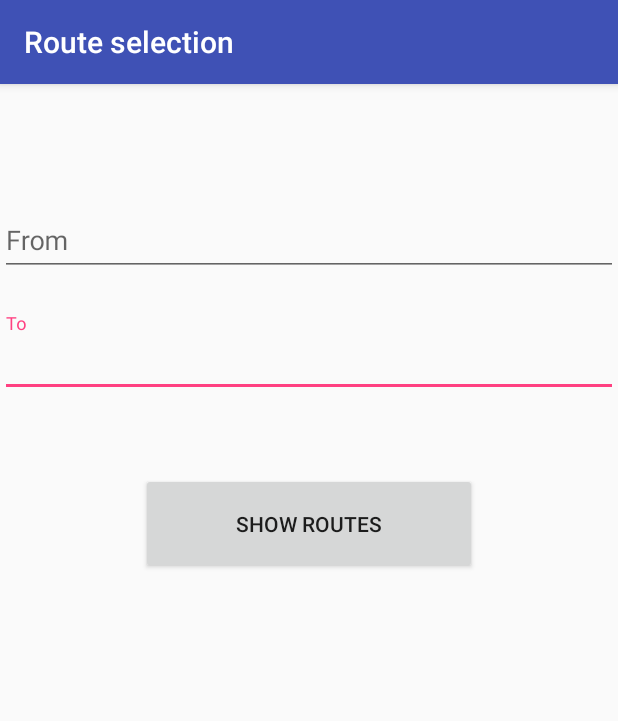
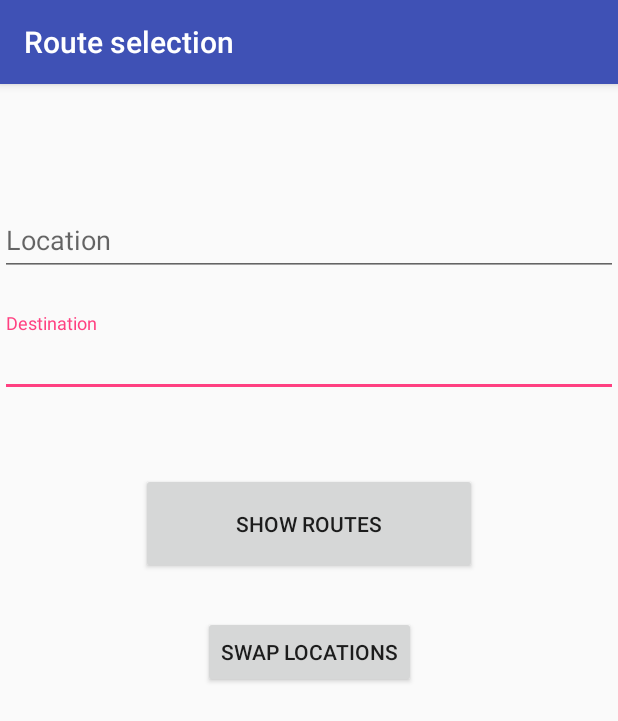
Before and after one commit to hazzus/AndroidCourse, an Android app: the RouteActivity screen opened directly, with no data from a screen before it, on a phone screen of 412 x 824 dp. Shown: the top 721 px of the screen. Run offline under Robolectric (Android 15) with nearby library versions, the phone set to English and light mode, and no system bars.

Commit message:
Add swap for RouteActivity and passing arguments in route building

```diff
--- a/app/src/main/res/layout/activity_route_view.xml
+++ b/app/src/main/res/layout/activity_route_view.xml
@@ -53,6 +53,19 @@
             app:layout_constraintStart_toStartOf="parent"
             app:layout_constraintTop_toTopOf="parent"
             app:layout_constraintVertical_bias="0.37" />
+
+        <Button
+            android:id="@+id/button"
+            android:layout_width="wrap_content"
+            android:layout_height="wrap_content"
+            android:text="@string/button_swap"
+            android:onClick="swapRoutes"
+            app:layout_constraintBottom_toBottomOf="parent"
+            app:layout_constraintEnd_toEndOf="parent"
+            app:layout_constraintHorizontal_bias="0.5"
+            app:layout_constraintStart_toStartOf="parent"
+            app:layout_constraintTop_toBottomOf="@+id/button_route"
+            app:layout_constraintVertical_bias="0.071" />
     </androidx.constraintlayout.widget.ConstraintLayout>
 
 </androidx.coordinatorlayout.widget.CoordinatorLayout>
--- a/app/src/main/res/values/strings.xml
+++ b/app/src/main/res/values/strings.xml
@@ -7,6 +7,7 @@
     <string name="nav_header_desc">Navigation header</string>
     <string name="action_settings">Settings</string>
     <string name="button_route">Show routes</string>
-    <string name="from">From</string>
-    <string name="to">To</string>
+    <string name="button_swap">Swap locations</string>
+    <string name="from">Location</string>
+    <string name="to">Destination</string>
 </resources>
```
Also changed, not shown: app/src/main/java/com/example/haze/itmomaps/Route.kt (+5 -4 lines), app/src/main/java/com/example/haze/itmomaps/RouteActivity.kt (+12 -0 lines), app/src/main/java/com/example/haze/itmomaps/ShowRoutesActivity.kt (+8 -4 lines).
